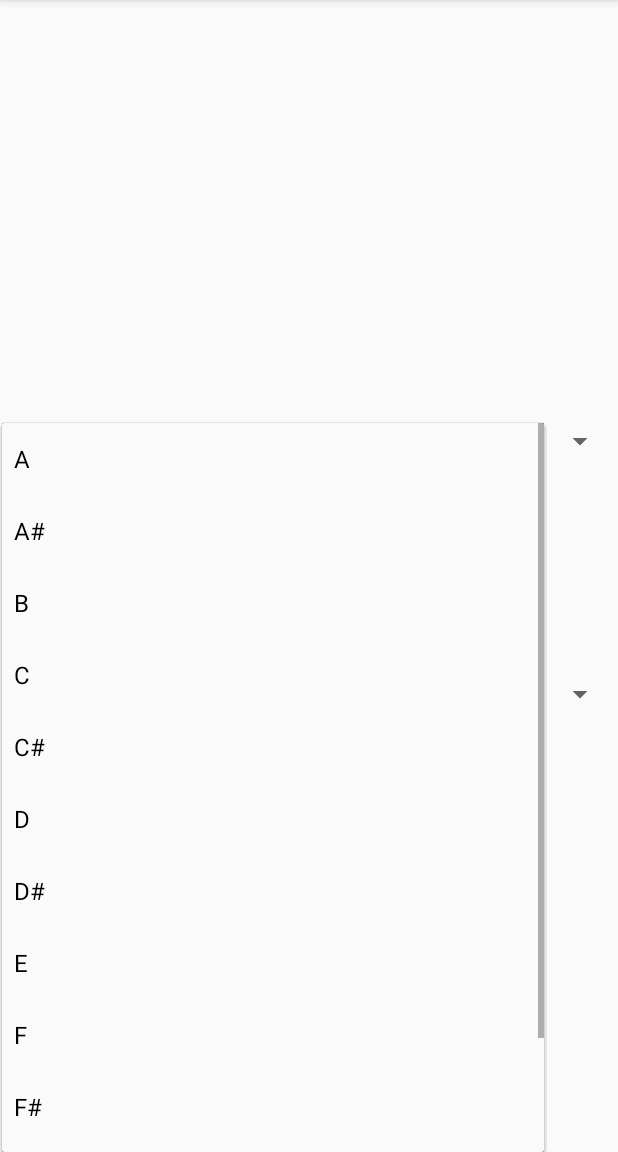
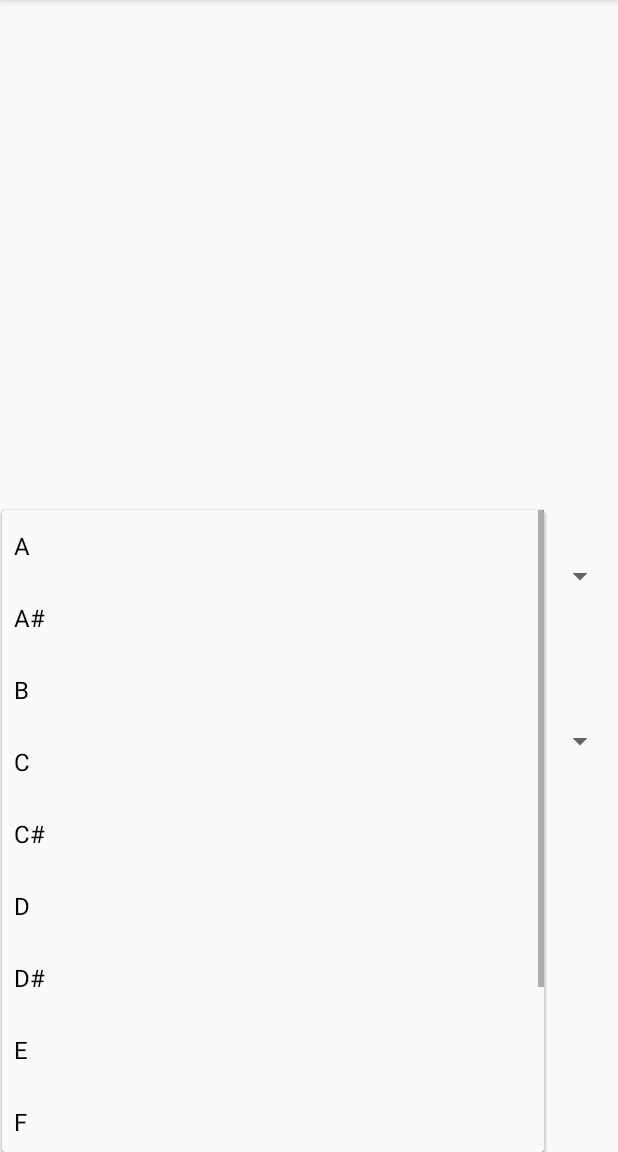
Before and after one commit to alfonsorojasrvz/G-Chords, an Android app: the screen it shows after launch (MainActivity), after a tap on an icon or button, on a phone screen of 412 x 824 dp, the part 84-1236 px from its top. Run offline under Robolectric (Android 15) with nearby library versions, the phone set to English and light mode, and no system bars; our stand-ins replace data binding.

Commit message:
Refactoring (#1)
* Refactor.

* Refactor.

```diff
--- a/app/src/main/java/rvz/gchords/ui/main/MainActivity.java
+++ b/app/src/main/java/rvz/gchords/ui/main/MainActivity.java
@@ -1,6 +1,7 @@
 package rvz.gchords.ui.main;
 
 import android.os.Bundle;
+import android.util.Log;
 import android.view.View;
 import android.widget.AdapterView;
 import android.widget.ArrayAdapter;
@@ -14,7 +15,7 @@ import rvz.gchords.databinding.MainActivityBinding;
 import rvz.gchords.viewmodel.MainViewModel;
 
 
-public class MainActivity extends AppCompatActivity {
+public class MainActivity extends AppCompatActivity implements AdapterView.OnItemSelectedListener {
     private MainActivityBinding binding;
     private MainViewModel viewModel;
 
@@ -26,29 +27,17 @@ public class MainActivity extends AppCompatActivity {
         binding = DataBindingUtil.setContentView(this, R.layout.main_activity);
         binding.setLifecycleOwner(this);
         binding.setViewmodel(viewModel);
+        setScaleSpinner();
         setNotesSpinner();
-        setScaleSpinner();
-
 
     }
 
     private void setScaleSpinner() {
         ArrayAdapter<CharSequence> adapterScale = ArrayAdapter.createFromResource(this,
-                R.array.scale_types,android.R.layout.simple_spinner_item);
+                R.array.scale_types, android.R.layout.simple_spinner_item);
         adapterScale.setDropDownViewResource(android.R.layout.simple_spinner_dropdown_item);
         binding.spinner2.setAdapter(adapterScale);
-        binding.spinner2.setOnItemSelectedListener(new AdapterView.OnItemSelectedListener() {
-            @Override
-            public void onItemSelected(AdapterView<?> parent, View view, int position, long id) {
-                String selectedScale = parent.getItemAtPosition(position).toString();
-                viewModel.setParameters(null,selectedScale);
-            }
-
-            @Override
-            public void onNothingSelected(AdapterView<?> parent) {
-
-            }
-        });
+        binding.spinner2.setOnItemSelectedListener(this);
     }
 
     private void setNotesSpinner() {
@@ -56,11 +45,22 @@ public class MainActivity extends AppCompatActivity {
                 R.array.notes, android.R.layout.simple_spinner_item);
         adapterNotes.setDropDownViewResource(android.R.layout.simple_spinner_dropdown_item);
         binding.spinner.setAdapter(adapterNotes);
-        binding.spinner.setOnItemSelectedListener(new AdapterView.OnItemSelectedListener() {
+        binding.spinner.setOnItemSelectedListener(this);
+
+    }
+
     @Override
     public void onItemSelected(AdapterView<?> parent, View view, int position, long id) {
+
+
+        if (parent.getId() == binding.spinner.getId()) {
             String selectedNote = parent.getItemAtPosition(position).toString();
             viewModel.setParameters(selectedNote, null);
+        }
+        if (parent.getId() == binding.spinner2.getId()) {
+            String selectedScale = parent.getItemAtPosition(position).toString();
+            viewModel.setParameters(null, selectedScale);
+        }
 
     }
 
@@ -68,7 +68,4 @@ public class MainActivity extends AppCompatActivity {
     public void onNothingSelected(AdapterView<?> parent) {
 
     }
-        });
 }
-
-}
--- a/app/src/main/res/layout/main_activity.xml
+++ b/app/src/main/res/layout/main_activity.xml
@@ -19,22 +19,21 @@
             android:id="@+id/button"
             android:layout_width="wrap_content"
             android:layout_height="wrap_content"
-            android:layout_marginStart="135dp"
-            android:layout_marginLeft="135dp"
-            android:layout_marginBottom="185dp"
+            android:layout_marginBottom="128dp"
             android:onClick="@{()->viewmodel.requestScaleNotes()}"
             app:layout_constraintBottom_toBottomOf="parent"
+            app:layout_constraintEnd_toEndOf="parent"
+            app:layout_constraintHorizontal_bias="0.498"
             app:layout_constraintStart_toStartOf="parent" />
 
         <TextView
             android:id="@+id/textView2"
             android:layout_width="wrap_content"
             android:layout_height="wrap_content"
-            android:layout_marginStart="154dp"
-            android:layout_marginLeft="154dp"
-            android:layout_marginTop="155dp"
+            android:layout_marginTop="24dp"
             android:text="@{viewmodel.stringScaleNotes}"
-            android:textSize="24sp"
+            android:textSize="36sp"
+            app:layout_constraintEnd_toEndOf="parent"
             app:layout_constraintStart_toStartOf="parent"
             app:layout_constraintTop_toTopOf="parent" />
 
@@ -42,7 +41,7 @@
             android:id="@+id/spinner"
             android:layout_width="409dp"
             android:layout_height="wrap_content"
-            android:layout_marginTop="282dp"
+            app:layout_constraintBottom_toBottomOf="parent"
             app:layout_constraintEnd_toEndOf="parent"
             app:layout_constraintStart_toStartOf="parent"
             app:layout_constraintTop_toTopOf="parent" />
@@ -51,10 +50,9 @@
             android:id="@+id/spinner2"
             android:layout_width="409dp"
             android:layout_height="wrap_content"
-            app:layout_constraintBottom_toBottomOf="parent"
+            app:layout_constraintBottom_toTopOf="@+id/button"
             app:layout_constraintEnd_toEndOf="parent"
             app:layout_constraintStart_toStartOf="parent"
-            app:layout_constraintTop_toBottomOf="@+id/spinner"
-            app:layout_constraintVertical_bias="0.32999998" />
+            app:layout_constraintTop_toBottomOf="@+id/spinner" />
     </androidx.constraintlayout.widget.ConstraintLayout>
 </layout>
```
Lines whose indentation alone changed are shown as unchanged.
